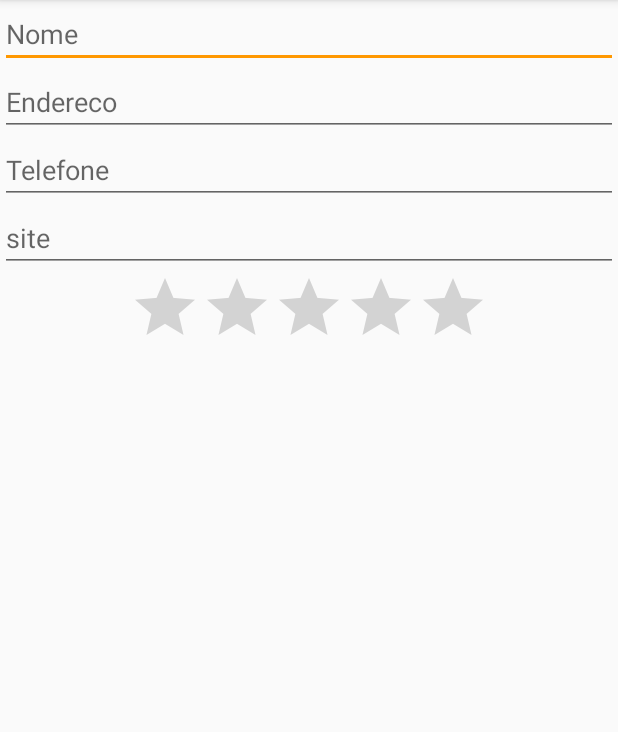
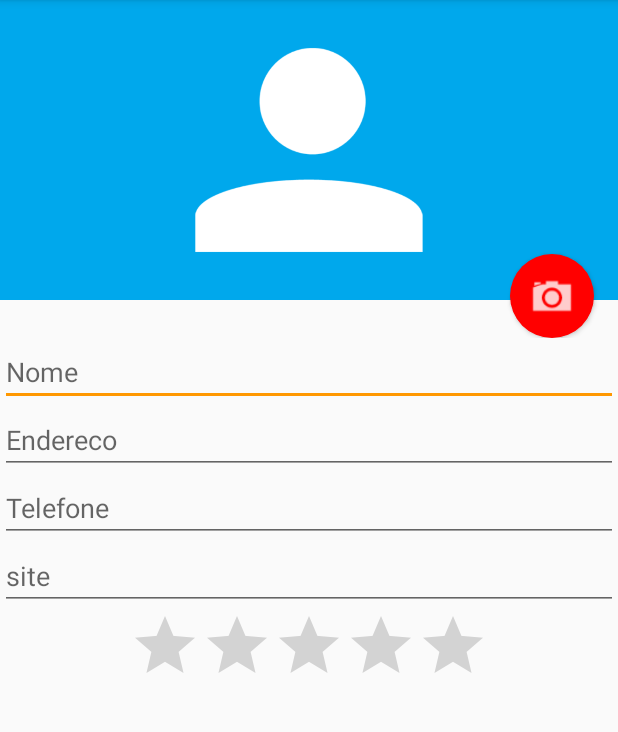
Before and after one commit to Viktoorrocha/Agenda, an Android app: the FormularioActivity screen opened directly, with no data from a screen before it, on a phone screen of 412 x 824 dp, the part 84-816 px from its top. Run offline under Robolectric (Android 15) with nearby library versions, the phone set to English and light mode, and no system bars.

Commit message:
Usando a camera

```diff
--- /dev/null
+++ b/app/src/main/res/drawable-xhdpi/fundo_camera.xml
@@ -0,0 +1,21 @@
+<?xml version="1.0" encoding="utf-8"?>
+
+
+<layer-list xmlns:android="http://schemas.android.com/apk/res/android">
+    <item>
+        <shape
+            android:shape="oval">
+
+            <solid android:color="#ff0000"></solid>
+            <padding android:top="10dp"
+                android:bottom="10dp"
+                android:left="10dp"
+                android:right="10dp">
+            </padding>
+        </shape>
+    </item>
+
+    <item android:drawable="@drawable/ic_camera"></item>
+
+
+</layer-list>
--- a/app/src/main/res/layout/activity_formulario.xml
+++ b/app/src/main/res/layout/activity_formulario.xml
@@ -10,6 +10,31 @@
     android:layout_height="wrap_content"
     android:orientation="vertical"
     tools:context=".FormularioActivity">
+
+    <RelativeLayout
+        android:layout_width="match_parent"
+        android:layout_height="225dp">
+
+        <ImageView
+            android:id="@+id/formulario_foto"
+            android:layout_width="match_parent"
+            android:layout_height="200dp"
+            android:src="@drawable/person"
+            android:background="#00A8Ec"/>
+
+        <Button
+            android:id="@+id/formulario_botao_foto"
+            android:layout_width="56dp"
+            android:layout_height="56dp"
+            android:background="@drawable/fundo_camera"
+            android:layout_alignParentBottom="true"
+            android:layout_alignParentRight="true"
+            android:layout_marginRight="16dp"/>
+
+    </RelativeLayout>
+
+
+
 
     <EditText
         android:id="@+id/formulario_nome"
```
